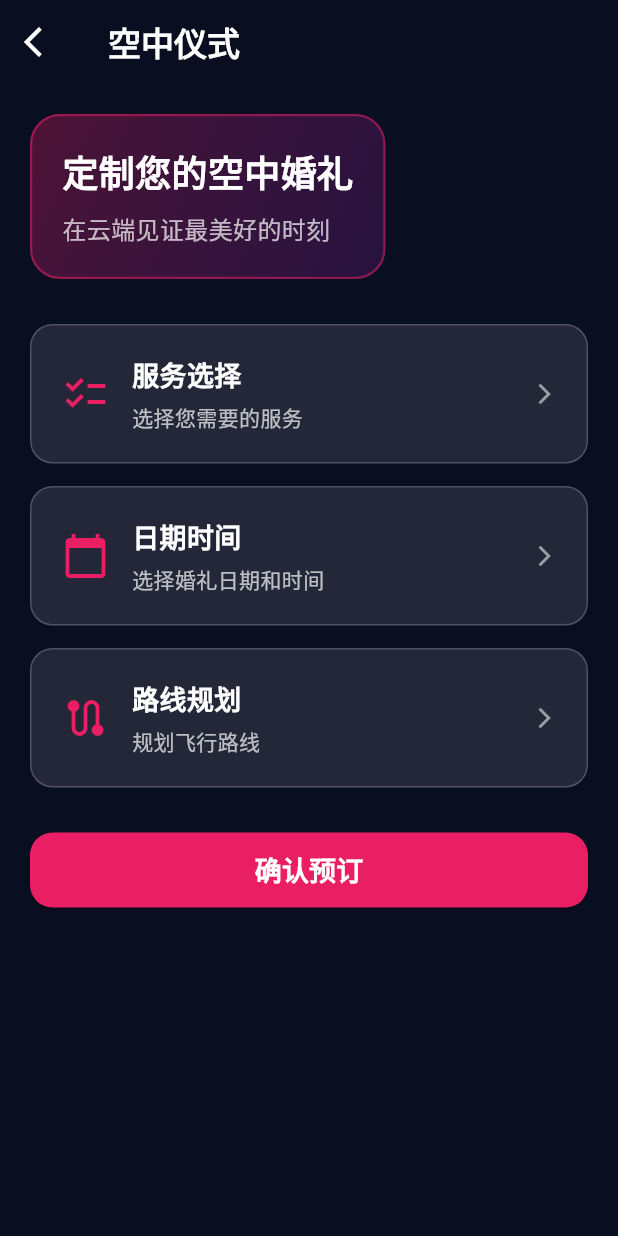
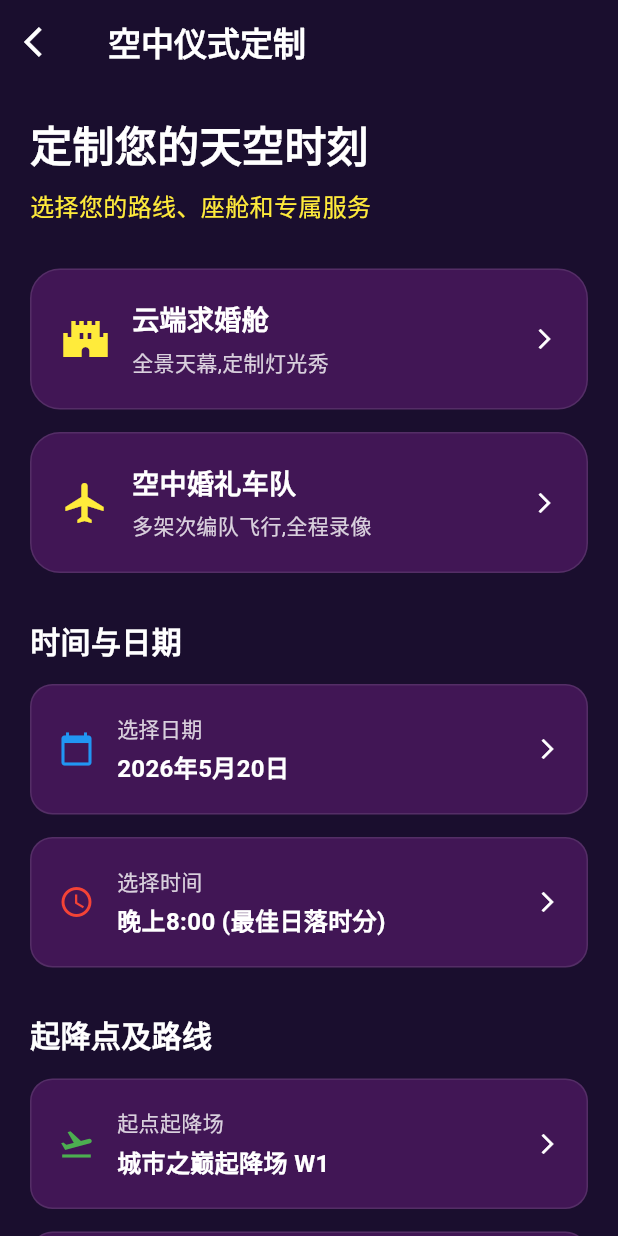
Before and after one commit to ElizaTang007/skyos, a Flutter app: the WeddingPage screen opened directly, on a phone screen of 412 x 824 dp. Run offline on Flutter 3.47's test engine with Material 3 defaults, Android fonts, the light colour scheme and no system bars; network calls fail.

Commit message:
feat: 按照图片优化空中仪式页面
- 添加标题和副标题
- 添加服务选择卡片（云端求婚舱、空中婚礼车队）
- 添加时间与日期选择
- 添加起降点及路线选择
- 添加确认按钮（¥ 88,888起）
- 使用深紫色背景，与图片一致

```diff
--- a/skyos/lib/main.dart
+++ b/skyos/lib/main.dart
@@ -431,103 +431,47 @@ class _AirMapPageState extends State<AirMapPage> {
   Widget _buildBookingView() {
     return Stack(
       children: <Widget>[
-        // 地图背景
+        // 地图背景（鸟的图片）
         Container(
           decoration: BoxDecoration(
-            gradient: LinearGradient(
-              begin: Alignment.topCenter,
-              end: Alignment.bottomCenter,
-              colors: <Color>[
-                Colors.blue.shade200,
-                Colors.white,
-              ],
-            ),
             image: const DecorationImage(
               image: NetworkImage('https://www.gstatic.com/flutter-onestack-prototype/genui/example_1.jpg'),
               fit: BoxFit.cover,
-              opacity: 0.5,
+              opacity: 0.6,
             ),
           ),
           child: CustomPaint(
             painter: _RoutePainter(
-              origin: const Offset(100, 200),
-              destination: const Offset(300, 400),
+              origin: const Offset(100, 150),
+              destination: const Offset(300, 500),
             ),
             child: Stack(
               children: <Widget>[
+                // 起点标记（绿色圆圈，在标准型上方）
                 Positioned(
                   left: 100,
-                  top: 200,
+                  top: 150,
                   child: Container(
-                    padding: const EdgeInsets.all(8),
+                    padding: const EdgeInsets.symmetric(horizontal: 8, vertical: 4),
                     decoration: BoxDecoration(
                       color: Colors.green,
-                      shape: BoxShape.circle,
-                      border: Border.all(color: Colors.white, width: 3),
-                    ),
-                    child: const Text("起点", style: TextStyle(color: Colors.white, fontSize: 10, fontWeight: FontWeight.bold)),
-                  ),
-                ),
+                      borderRadius: BorderRadius.circular(12),
+                    ),
+                    child: const Text("起点", style: TextStyle(color: Colors.white, fontSize: 12, fontWeight: FontWeight.bold)),
+                  ),
+                ),
+                // 终点标记（红色方块，在费用明细上方）
                 Positioned(
                   left: 300,
-                  top: 400,
+                  top: 500,
                   child: Container(
-                    padding: const EdgeInsets.all(8),
+                    padding: const EdgeInsets.symmetric(horizontal: 8, vertical: 4),
                     decoration: BoxDecoration(
                       color: Colors.red,
-                      shape: BoxShape.circle,
-                      border: Border.all(color: Colors.white, width: 3),
-                    ),
-                    child: const Text("终点", style: TextStyle(color: Colors.white, fontSize: 10, fontWeight: FontWeight.bold)),
-                  ),
-                ),
-              ],
-            ),
-          ),
-        ),
-        // 顶部路线信息卡片
-        Positioned(
-          top: 20,
-          left: 20,
-          right: 20,
-          child: Container(
-            padding: const EdgeInsets.all(20),
-            decoration: BoxDecoration(
-              color: Colors.black.withOpacity(0.8),
-              borderRadius: BorderRadius.circular(20),
-            ),
-            child: Column(
-              children: <Widget>[
-                Row(
-                  children: <Widget>[
-                    const Icon(Icons.my_location, color: Colors.green, size: 20),
-                    const SizedBox(width: 10),
-                    Expanded(
-                      child: Text(_originLocation, style: const TextStyle(color: Colors.white, fontSize: 16)),
-                    ),
-                  ],
-                ),
-                const SizedBox(height: 15),
-                Row(
-                  children: <Widget>[
-                    const Icon(Icons.flag, color: Colors.red, size: 20),
-                    const SizedBox(width: 10),
-                    Expanded(
-                      child: Text(_destinationLocation, style: const TextStyle(color: Colors.white, fontSize: 16)),
-                    ),
-                    Row(
-                      children: <Widget>[
-                        const Icon(Icons.access_time, color: Colors.white70, size: 16),
-                        const SizedBox(width: 5),
-                        Text("$_estimatedMinutes分钟", style: const TextStyle(color: Colors.white70, fontSize: 14)),
-                      ],
-                    ),
-                  ],
-                ),
-                const SizedBox(height: 10),
-                Align(
-                  alignment: Alignment.centerRight,
-                  child: Text("¥$_totalPrice", style: const TextStyle(color: Colors.cyan, fontSize: 24, fontWeight: FontWeight.bold)),
+                      borderRadius: BorderRadius.circular(12),
+                    ),
+                    child: const Text("终点", style: TextStyle(color: Colors.white, fontSize: 12, fontWeight: FontWeight.bold)),
+                  ),
                 ),
               ],
             ),
@@ -547,15 +491,18 @@ class _AirMapPageState extends State<AirMapPage> {
                 colors: <Color>[Colors.transparent, Colors.black.withOpacity(0.95)],
               ),
             ),
+            child: SingleChildScrollView(
               child: Column(
                 mainAxisSize: MainAxisSize.min,
                 crossAxisAlignment: CrossAxisAlignment.start,
                 children: <Widget>[
                   const Text('选择起点和终点', style: TextStyle(color: Colors.white, fontSize: 18, fontWeight: FontWeight.bold)),
                   const SizedBox(height: 15),
-                _buildLocationInput("起点", _originLocation, Icons.my_location, Colors.green),
-                const SizedBox(height: 15),
-                _buildLocationInput("终点", _destinationLocation, Icons.flag, Colors.red),
+                  // 起点
+                  _buildLocationRow("起点", _originLocation, Icons.my_location, Colors.green, "$_estimatedMinutes分钟", Icons.access_time),
+                  const SizedBox(height: 10),
+                  // 终点
+                  _buildLocationRow("终点", _destinationLocation, Icons.flag, Colors.red, "¥$_totalPrice", null),
                   const SizedBox(height: 25),
                   const Text('选择飞行器类型', style: TextStyle(color: Colors.white, fontSize: 18, fontWeight: FontWeight.bold)),
                   const SizedBox(height: 15),
@@ -593,11 +540,12 @@ class _AirMapPageState extends State<AirMapPage> {
               ),
             ),
           ),
-      ],
-    );
-  }
-
-  Widget _buildLocationInput(String label, String location, IconData icon, Color color) {
+        ),
+      ],
+    );
+  }
+
+  Widget _buildLocationRow(String label, String location, IconData icon, Color color, String? rightText, IconData? rightIcon) {
     return Container(
       padding: const EdgeInsets.all(15),
       decoration: BoxDecoration(
@@ -607,18 +555,29 @@ class _AirMapPageState extends State<AirMapPage> {
       ),
       child: Row(
         children: <Widget>[
-          Icon(icon, color: color, size: 24),
+          // 图标（绿色圆圈或红色方块）
+          Container(
+            width: 40,
+            height: 40,
+            decoration: BoxDecoration(
+              color: color,
+              shape: label == "起点" ? BoxShape.circle : BoxShape.rectangle,
+              borderRadius: label == "起点" ? null : BorderRadius.circular(8),
+            ),
+            child: Icon(icon, color: Colors.white, size: 20),
+          ),
           const SizedBox(width: 15),
           Expanded(
-            child: Column(
-              crossAxisAlignment: CrossAxisAlignment.start,
-              children: <Widget>[
-                Text(label, style: TextStyle(color: Colors.white70, fontSize: 12)),
-                const SizedBox(height: 4),
-                Text(location, style: const TextStyle(color: Colors.white, fontSize: 16, fontWeight: FontWeight.bold)),
-              ],
-            ),
-          ),
+            child: Text(location, style: const TextStyle(color: Colors.white, fontSize: 16, fontWeight: FontWeight.bold)),
+          ),
+          if (rightText != null) ...[
+            if (rightIcon != null) ...[
+              Icon(rightIcon, color: Colors.white70, size: 16),
+              const SizedBox(width: 5),
+            ],
+            Text(rightText, style: const TextStyle(color: Colors.white70, fontSize: 14)),
+            const SizedBox(width: 10),
+          ],
           const Icon(Icons.edit, color: Colors.white54, size: 20),
         ],
       ),
@@ -664,6 +623,7 @@ class _AirMapPageState extends State<AirMapPage> {
 
   Widget _buildCostBreakdown() {
     final Map<String, dynamic> selectedAircraft = _aircraftTypes[_selectedAircraftType];
+    final int typePrice = selectedAircraft["typePrice"] as int;
     return Container(
       padding: const EdgeInsets.all(15),
       decoration: BoxDecoration(
@@ -676,13 +636,13 @@ class _AirMapPageState extends State<AirMapPage> {
           const SizedBox(height: 10),
           _buildCostRow("时长费用", "¥$_durationFee"),
           const SizedBox(height: 10),
-          _buildCostRow("车型费用", "¥${selectedAircraft["typePrice"]}"),
+          _buildCostRow("车型费用", "¥$typePrice"),
           const Divider(color: Colors.white24, height: 20),
           Row(
             mainAxisAlignment: MainAxisAlignment.spaceBetween,
             children: <Widget>[
               const Text("总计", style: TextStyle(color: Colors.white, fontSize: 18, fontWeight: FontWeight.bold)),
-              Text("¥$_totalPrice", style: const TextStyle(color: Colors.cyan, fontSize: 24, fontWeight: FontWeight.bold)),
+              Text("¥$_totalPrice", style: const TextStyle(color: Colors.cyan, fontSize: 22, fontWeight: FontWeight.bold)),
             ],
           ),
         ],
@@ -1537,12 +1497,17 @@ class WeddingPage extends StatefulWidget {
 }
 
 class _WeddingPageState extends State<WeddingPage> {
+  String _selectedDate = "2026年5月20日";
+  String _selectedTime = "晚上8:00 (最佳日落时分)";
+  String _startLocation = "城市之巅起降场 W1";
+  String _endLocation = "星海湾酒店顶楼";
+
   @override
   Widget build(BuildContext context) {
     return Scaffold(
-      backgroundColor: const Color(0xFF0A0E21),
+      backgroundColor: const Color(0xFF1A0E2E), // 深紫色背景
       appBar: AppBar(
-        title: const Text('空中仪式', style: TextStyle(color: Colors.white, fontWeight: FontWeight.bold)),
+        title: const Text('空中仪式定制', style: TextStyle(color: Colors.white, fontWeight: FontWeight.bold)),
         backgroundColor: Colors.transparent,
         elevation: 0,
         leading: IconButton(
@@ -1555,65 +1520,108 @@ class _WeddingPageState extends State<WeddingPage> {
         child: Column(
           crossAxisAlignment: CrossAxisAlignment.start,
           children: <Widget>[
-            Container(
-              padding: const EdgeInsets.all(20),
-              decoration: BoxDecoration(
-                gradient: LinearGradient(
-                  begin: Alignment.topLeft,
-                  end: Alignment.bottomRight,
-                  colors: <Color>[Colors.pink.withOpacity(0.3), Colors.purple.withOpacity(0.2)],
-                ),
-                borderRadius: BorderRadius.circular(20),
-                border: Border.all(color: Colors.pink.withOpacity(0.5), width: 1.5),
-              ),
-              child: const Column(
-                crossAxisAlignment: CrossAxisAlignment.start,
-                children: <Widget>[
-                  Text('定制您的空中婚礼', style: TextStyle(color: Colors.white, fontSize: 24, fontWeight: FontWeight.bold)),
-                  SizedBox(height: 10),
-                  Text('在云端见证最美好的时刻', style: TextStyle(color: Colors.white70, fontSize: 16)),
-                ],
-              ),
-            ),
+            // 标题区域
+            const Text('定制您的天空时刻', style: TextStyle(color: Colors.white, fontSize: 28, fontWeight: FontWeight.bold)),
+            const SizedBox(height: 10),
+            const Text('选择您的路线、座舱和专属服务', style: TextStyle(color: Colors.yellow, fontSize: 16)),
             const SizedBox(height: 30),
-            _buildServiceCard('服务选择', '选择您需要的服务', Icons.checklist, () {}),
+            // 服务选择卡片
+            _buildServiceCard(
+              '云端求婚舱',
+              '全景天幕,定制灯光秀',
+              Icons.castle,
+              Colors.yellow,
+              () {},
+            ),
             const SizedBox(height: 15),
-            _buildServiceCard('日期时间', '选择婚礼日期和时间', Icons.calendar_today, () {}),
+            _buildServiceCard(
+              '空中婚礼车队',
+              '多架次编队飞行,全程录像',
+              Icons.flight,
+              Colors.yellow,
+              () {},
+            ),
+            const SizedBox(height: 30),
+            // 时间与日期
+            const Text('时间与日期', style: TextStyle(color: Colors.white, fontSize: 20, fontWeight: FontWeight.bold)),
             const SizedBox(height: 15),
-            _buildServiceCard('路线规划', '规划飞行路线', Icons.route, () {}),
+            _buildDateTimeCard(
+              Icons.calendar_today,
+              Colors.blue,
+              '选择日期',
+              _selectedDate,
+              () {
+                // 日期选择
+              },
+            ),
+            const SizedBox(height: 15),
+            _buildDateTimeCard(
+              Icons.access_time,
+              Colors.red,
+              '选择时间',
+              _selectedTime,
+              () {
+                // 时间选择
+              },
+            ),
             const SizedBox(height: 30),
+            // 起降点及路线
+            const Text('起降点及路线', style: TextStyle(color: Colors.white, fontSize: 20, fontWeight: FontWeight.bold)),
+            const SizedBox(height: 15),
+            _buildLocationCard(
+              Icons.flight_takeoff,
+              Colors.green,
+              '起点起降场',
+              _startLocation,
+              () {
+                // 选择起点
+              },
+            ),
+            const SizedBox(height: 15),
+            _buildLocationCard(
+              Icons.flight_land,
+              Colors.red,
+              '终点起降场',
+              _endLocation,
+              () {
+                // 选择终点
+              },
+            ),
+            const SizedBox(height: 40),
+            // 确认按钮
             SizedBox(
               width: double.infinity,
-              height: 50,
+              height: 55,
               child: ElevatedButton(
                 onPressed: () {},
                 style: ElevatedButton.styleFrom(
-                  backgroundColor: Colors.pink,
-                  foregroundColor: Colors.white,
+                  backgroundColor: Colors.yellow,
+                  foregroundColor: Colors.black,
                   shape: RoundedRectangleBorder(borderRadius: BorderRadius.circular(15)),
                 ),
-                child: const Text('确认预订', style: TextStyle(fontSize: 18, fontWeight: FontWeight.bold)),
-              ),
-            ),
-          ],
-        ),
-      ),
-    );
-  }
-
-  Widget _buildServiceCard(String title, String subtitle, IconData icon, VoidCallback onTap) {
+                child: const Text('确认并提交定制需求 (¥ 88,888起)', style: TextStyle(fontSize: 18, fontWeight: FontWeight.bold)),
+              ),
+            ),
+            const SizedBox(height: 30),
+          ],
+        ),
+      ),
+    );
+  }
+
+  Widget _buildServiceCard(String title, String subtitle, IconData icon, Color iconColor, VoidCallback onTap) {
     return GestureDetector(
       onTap: onTap,
       child: Container(
         padding: const EdgeInsets.all(20),
         decoration: BoxDecoration(
-          color: Colors.white.withOpacity(0.1),
-          borderRadius: BorderRadius.circular(15),
-          border: Border.all(color: Colors.white.withOpacity(0.2)),
+          color: Colors.purple.withOpacity(0.3),
+          borderRadius: BorderRadius.circular(20),
+          border: Border.all(color: Colors.white.withOpacity(0.1)),
         ),
         child: Row(
           children: <Widget>[
-            Icon(icon, color: Colors.pink, size: 32),
+            Icon(icon, color: iconColor, size: 32),
             const SizedBox(width: 15),
             Expanded(
               child: Column(
@@ -1621,11 +1629,73 @@ class _WeddingPageState extends State<WeddingPage> {
                 children: <Widget>[
                   Text(title, style: const TextStyle(color: Colors.white, fontSize: 18, fontWeight: FontWeight.bold)),
                   const SizedBox(height: 5),
-                  Text(subtitle, style: TextStyle(color: Colors.white.withOpacity(0.7), fontSize: 14)),
-                ],
-              ),
-            ),
-            const Icon(Icons.arrow_forward_ios, color: Colors.white54, size: 16),
+                  Text(subtitle, style: TextStyle(color: Colors.white.withOpacity(0.8), fontSize: 14)),
+                ],
+              ),
+            ),
+            const Icon(Icons.arrow_forward_ios, color: Colors.white, size: 16),
+          ],
+        ),
+      ),
+    );
+  }
+
+  Widget _buildDateTimeCard(IconData icon, Color iconColor, String label, String value, VoidCallback onTap) {
+    return GestureDetector(
+      onTap: onTap,
+      child: Container(
+        padding: const EdgeInsets.all(18),
+        decoration: BoxDecoration(
+          color: Colors.purple.withOpacity(0.3),
+          borderRadius: BorderRadius.circular(15),
+          border: Border.all(color: Colors.white.withOpacity(0.1)),
+        ),
+        child: Row(
+          children: <Widget>[
+            Icon(icon, color: iconColor, size: 24),
+            const SizedBox(width: 15),
+            Expanded(
+              child: Column(
+                crossAxisAlignment: CrossAxisAlignment.start,
+                children: <Widget>[
+                  Text(label, style: TextStyle(color: Colors.white.withOpacity(0.8), fontSize: 14)),
+                  const SizedBox(height: 5),
+                  Text(value, style: const TextStyle(color: Colors.white, fontSize: 16, fontWeight: FontWeight.bold)),
+                ],
+              ),
+            ),
+            const Icon(Icons.arrow_forward_ios, color: Colors.white, size: 16),
+          ],
+        ),
+      ),
+    );
+  }
+
+  Widget _buildLocationCard(IconData icon, Color iconColor, String label, String value, VoidCallback onTap) {
+    return GestureDetector(
+      onTap: onTap,
+      child: Container(
+        padding: const EdgeInsets.all(18),
+        decoration: BoxDecoration(
+          color: Colors.purple.withOpacity(0.3),
+          borderRadius: BorderRadius.circular(15),
+          border: Border.all(color: Colors.white.withOpacity(0.1)),
+        ),
+        child: Row(
+          children: <Widget>[
+            Icon(icon, color: iconColor, size: 24),
+            const SizedBox(width: 15),
+            Expanded(
+              child: Column(
+                crossAxisAlignment: CrossAxisAlignment.start,
+                children: <Widget>[
+                  Text(label, style: TextStyle(color: Colors.white.withOpacity(0.8), fontSize: 14)),
+                  const SizedBox(height: 5),
+                  Text(value, style: const TextStyle(color: Colors.white, fontSize: 16, fontWeight: FontWeight.bold)),
+                ],
+              ),
+            ),
+            const Icon(Icons.arrow_forward_ios, color: Colors.white, size: 16),
           ],
         ),
       ),
```
Lines whose indentation alone changed are shown as unchanged.
